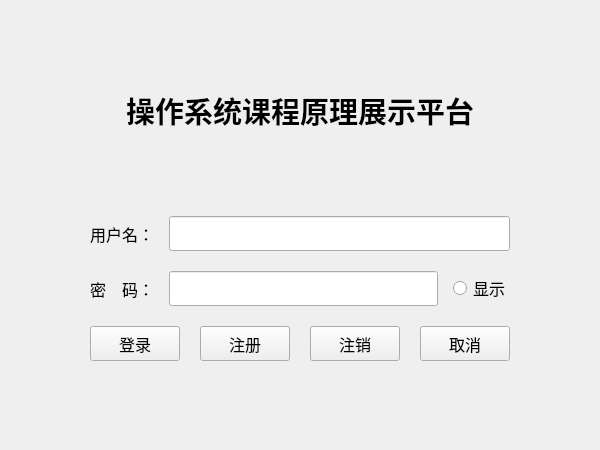
First picture: the form in logwidget.ui, repository HGUFlyingDog/TreeMap, before the edit.
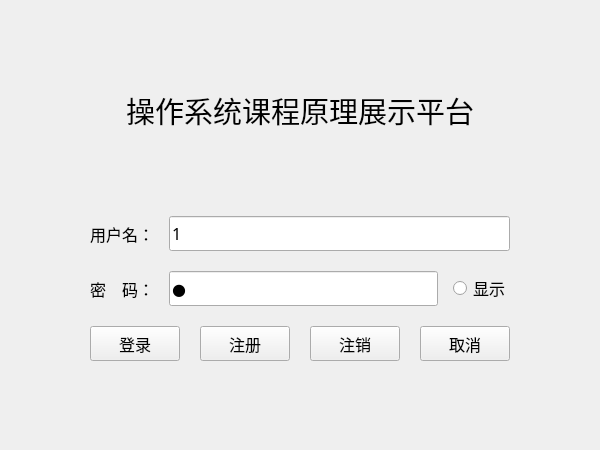
Second picture: the form after the edit.

Commit message: chore 修改了ui界面的默认显示 修改了地址的处理逻辑

```diff
--- a/logwidget.ui
+++ b/logwidget.ui
@@ -33,7 +33,6 @@
           <font>
             <family>Microsoft YaHei</family>
             <pointsize>22</pointsize>
-            <weight>75</weight>
           </font>
         </property>
         <property name="layoutDirection">
@@ -112,6 +111,9 @@
                         <pointsize>12</pointsize>
                       </font>
                     </property>
+           <property name="text">
+            <string>1</string>
+           </property>
                   </widget>
                 </item>
               </layout>
@@ -142,6 +144,15 @@
                         <height>35</height>
                       </size>
                     </property>
+           <property name="font">
+            <font>
+             <family>Microsoft YaHei</family>
+             <pointsize>12</pointsize>
+            </font>
+           </property>
+           <property name="text">
+            <string>1</string>
+           </property>
                     <property name="echoMode">
                       <enum>QLineEdit::Password</enum>
                     </property>
```
Left out of the diff: 26 changed lines with no effect on the pictures. Lines whose indentation alone changed are shown as unchanged. The commit also changes 5 other files.
